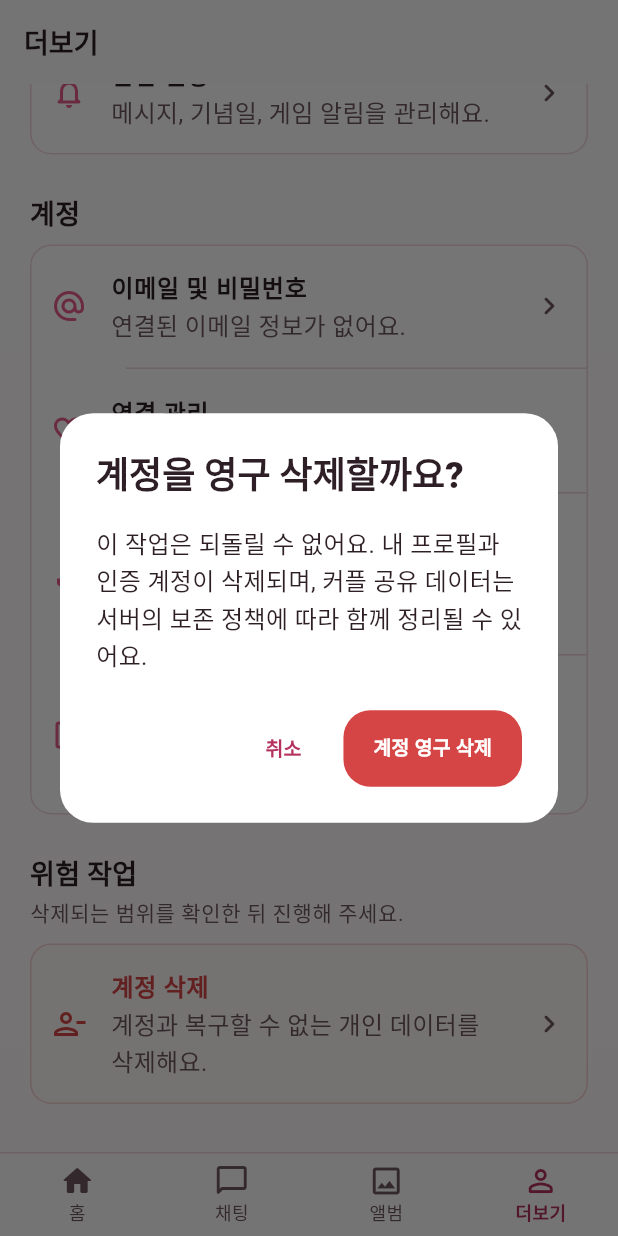
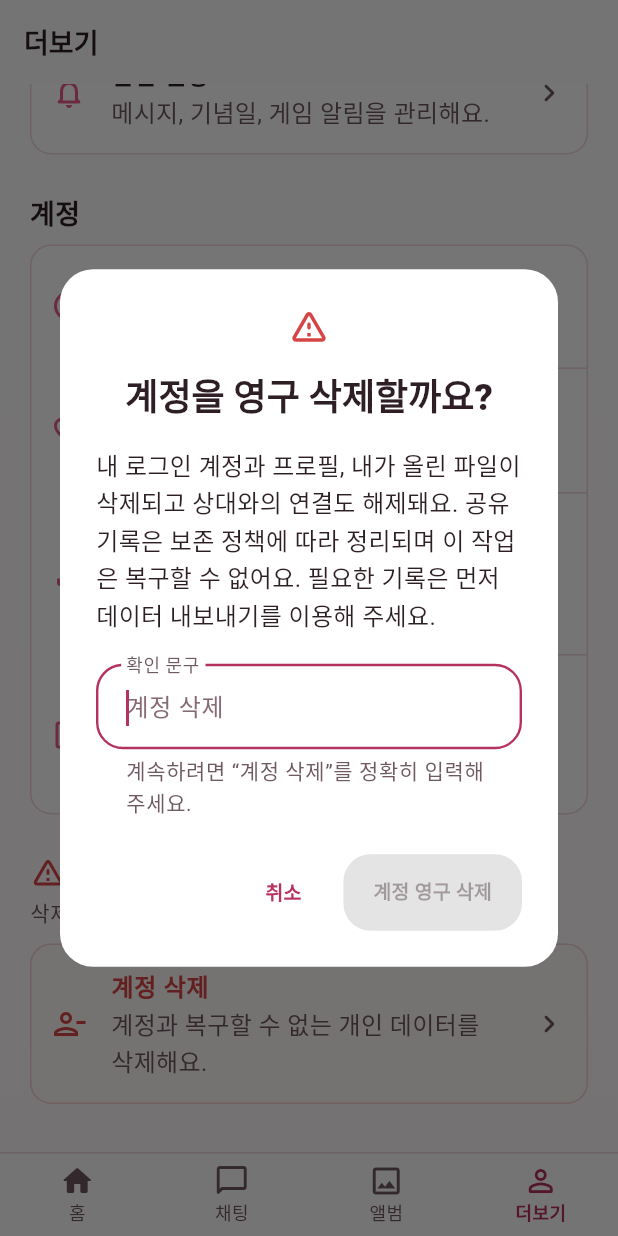
Before and after one commit to knemo0927-wq/dear-couple-app, a Flutter app: the ProfileSettingsPage screen opened by its route, scrolled down 576 dp, after a tap on "계정 삭제", on a phone screen of 412 x 824 dp. Run offline on Flutter 3.47's test engine with Material 3 defaults, Android fonts, the phone set to English and light mode, and no system bars; our stand-ins replace connectivity_plus, firebase_core, firebase_messaging, flutter_riverpod, geolocator, go_router and 4 more; missing offline and left inert: gal; accounts and stored records are empty.

Commit message:
feat(settings): clarify destructive account actions

```diff
--- a/lib/src/features/settings/presentation/profile_settings_page.dart
+++ b/lib/src/features/settings/presentation/profile_settings_page.dart
@@ -178,6 +178,8 @@ class _ProfileSettingsPageState extends ConsumerState<ProfileSettingsPage> {
         const _SectionHeading(
           title: '위험 작업',
           subtitle: '삭제되는 범위를 확인한 뒤 진행해 주세요.',
+          icon: Icons.warning_amber_rounded,
+          danger: true,
         ),
         const SizedBox(height: 10),
         _DangerGroup(
@@ -331,7 +333,7 @@ class _ProfileSettingsPageState extends ConsumerState<ProfileSettingsPage> {
     final confirmed = await _showConfirmation(
       title: '커플 연결을 해제할까요?',
       message:
-          '두 계정의 연결이 함께 해제돼요. 공유 기록의 보존·삭제 정책은 서버 정책에 따라 처리되며, 다시 연결하려면 새 초대 코드가 필요해요.',
+          '두 사람 모두 즉시 연결이 해제되고 기존 공유 기록에 접근할 수 없게 돼요. 기록은 보존 정책에 따라 서버에 유지되며, 다시 연결하려면 새 초대 코드가 필요해요.',
       confirmLabel: '연결 해제',
       destructive: true,
     );
@@ -349,9 +351,10 @@ class _ProfileSettingsPageState extends ConsumerState<ProfileSettingsPage> {
     final confirmed = await _showConfirmation(
       title: '계정을 영구 삭제할까요?',
       message:
-          '이 작업은 되돌릴 수 없어요. 내 프로필과 인증 계정이 삭제되며, 커플 공유 데이터는 서버의 보존 정책에 따라 함께 정리될 수 있어요.',
+          '내 로그인 계정과 프로필, 내가 올린 파일이 삭제되고 상대와의 연결도 해제돼요. 공유 기록은 보존 정책에 따라 정리되며 이 작업은 복구할 수 없어요. 필요한 기록은 먼저 데이터 내보내기를 이용해 주세요.',
       confirmLabel: '계정 영구 삭제',
       destructive: true,
+      requiredPhrase: '계정 삭제',
     );
     if (!confirmed || !mounted) return;
     await _runAction(
@@ -368,25 +371,16 @@ class _ProfileSettingsPageState extends ConsumerState<ProfileSettingsPage> {
     required String message,
     required String confirmLabel,
     bool destructive = false,
+    String? requiredPhrase,
   }) async {
     return await showDialog<bool>(
           context: context,
-          builder: (dialogContext) => AlertDialog(
-            title: Text(title),
-            content: Text(message),
-            actions: [
-              TextButton(
-                onPressed: () => Navigator.of(dialogContext).pop(false),
-                child: const Text('취소'),
-              ),
-              FilledButton(
-                style: destructive
-                    ? FilledButton.styleFrom(backgroundColor: DearColors.error)
-                    : null,
-                onPressed: () => Navigator.of(dialogContext).pop(true),
-                child: Text(confirmLabel),
-              ),
-            ],
+          builder: (dialogContext) => _ConfirmationDialog(
+            title: title,
+            message: message,
+            confirmLabel: confirmLabel,
+            destructive: destructive,
+            requiredPhrase: requiredPhrase,
           ),
         ) ??
         false;
@@ -417,6 +411,102 @@ class _ProfileSettingsPageState extends ConsumerState<ProfileSettingsPage> {
     ScaffoldMessenger.of(context)
       ..hideCurrentSnackBar()
       ..showSnackBar(SnackBar(content: Text(message)));
+  }
+}
+
+class _ConfirmationDialog extends StatefulWidget {
+  const _ConfirmationDialog({
+    required this.title,
+    required this.message,
+    required this.confirmLabel,
+    required this.destructive,
+    this.requiredPhrase,
+  });
+
+  final String title;
+  final String message;
+  final String confirmLabel;
+  final bool destructive;
+  final String? requiredPhrase;
+
+  @override
+  State<_ConfirmationDialog> createState() => _ConfirmationDialogState();
+}
+
+class _ConfirmationDialogState extends State<_ConfirmationDialog> {
+  final TextEditingController _controller = TextEditingController();
+
+  @override
+  void dispose() {
+    _controller.dispose();
+    super.dispose();
+  }
+
+  bool get _confirmed {
+    final phrase = widget.requiredPhrase;
+    return phrase == null || _controller.text.trim() == phrase;
+  }
+
+  void _submit() {
+    if (_confirmed) Navigator.of(context).pop(true);
+  }
+
+  @override
+  Widget build(BuildContext context) {
+    final phrase = widget.requiredPhrase;
+    return AlertDialog(
+      icon: widget.destructive
+          ? const Icon(
+              Icons.warning_amber_rounded,
+              color: DearColors.error,
+              size: DearIconSizes.large,
+            )
+          : null,
+      title: Text(widget.title),
+      content: SingleChildScrollView(
+        child: Column(
+          mainAxisSize: MainAxisSize.min,
+          crossAxisAlignment: CrossAxisAlignment.stretch,
+          children: [
+            Text(
+              widget.message,
+              key: const ValueKey('danger-confirmation-message'),
+            ),
+            if (phrase != null) ...[
+              const SizedBox(height: DearSpacing.space20),
+              TextField(
+                key: const ValueKey('danger-confirmation-input'),
+                controller: _controller,
+                autofocus: true,
+                textInputAction: TextInputAction.done,
+                decoration: InputDecoration(
+                  labelText: '확인 문구',
+                  hintText: phrase,
+                  helperText: '계속하려면 “$phrase”를 정확히 입력해 주세요.',
+                  helperMaxLines: 2,
+                ),
+                onChanged: (_) => setState(() {}),
+                onSubmitted: (_) => _submit(),
+              ),
+            ],
+          ],
+        ),
+      ),
+      actions: [
+        TextButton(
+          onPressed: () => Navigator.of(context).pop(false),
+          child: const Text('취소'),
+        ),
+        FilledButton(
+          key: const ValueKey('danger-confirm-button'),
+          style: widget.destructive
+              ? FilledButton.styleFrom(backgroundColor: DearColors.error)
+              : null,
+          onPressed: _confirmed ? _submit : null,
+          child: Text(widget.confirmLabel),
+        ),
+      ],
+    );
   }
 }
 
@@ -878,22 +968,45 @@ class _FeatureButton extends StatelessWidget {
 }
 
 class _SectionHeading extends StatelessWidget {
-  const _SectionHeading({required this.title, this.subtitle});
+  const _SectionHeading({
+    required this.title,
+    this.subtitle,
+    this.icon,
+    this.danger = false,
+  });
 
   final String title;
   final String? subtitle;
+  final IconData? icon;
+  final bool danger;
 
   @override
   Widget build(BuildContext context) {
     return Column(
       crossAxisAlignment: CrossAxisAlignment.start,
       children: [
-        Text(
-          title,
-          style: Theme.of(context).textTheme.titleMedium?.copyWith(
-                color: DearColors.ink,
-                fontWeight: FontWeight.w800,
+        Row(
+          children: [
+            if (icon != null) ...[
+              ExcludeSemantics(
+                child: Icon(
+                  icon,
+                  size: DearIconSizes.medium,
+                  color: danger ? DearColors.error : DearColors.coralText,
+                ),
               ),
+              const SizedBox(width: DearSpacing.space8),
+            ],
+            Expanded(
+              child: Text(
+                title,
+                style: Theme.of(context).textTheme.titleMedium?.copyWith(
+                      color: danger ? DearColors.error : DearColors.ink,
+                      fontWeight: FontWeight.w800,
+                    ),
+              ),
+            ),
+          ],
         ),
         if (subtitle != null) ...[
           const SizedBox(height: 4),
@@ -1000,8 +1113,6 @@ class _MoreTile extends StatelessWidget {
       ),
       subtitle: Text(
         subtitle,
-        maxLines: 3,
-        overflow: TextOverflow.ellipsis,
       ),
       trailing: busy
           ? const SizedBox.square(
```
Also changed, not shown: 1 other file.
